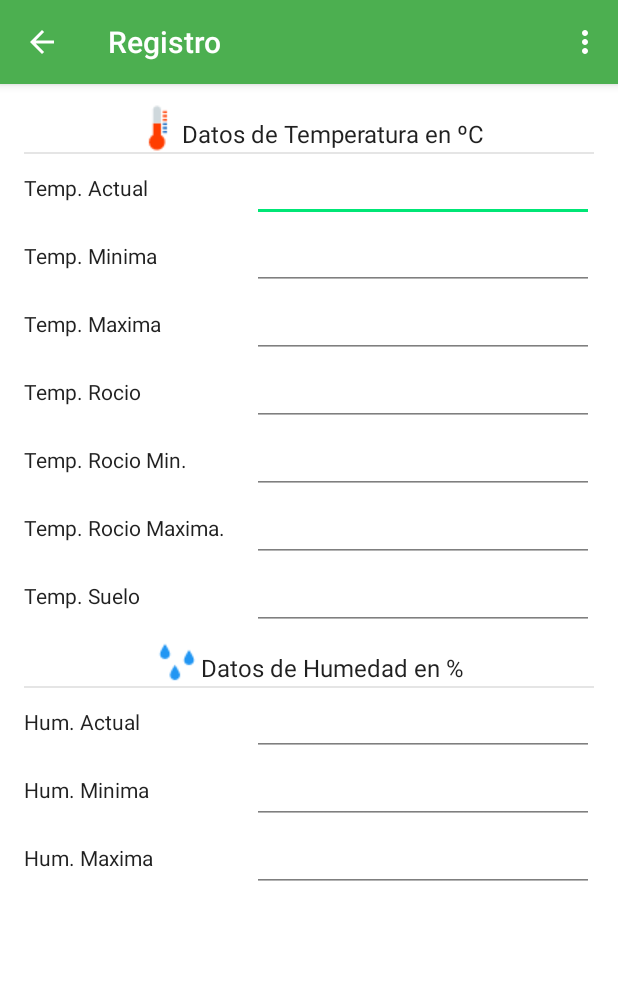
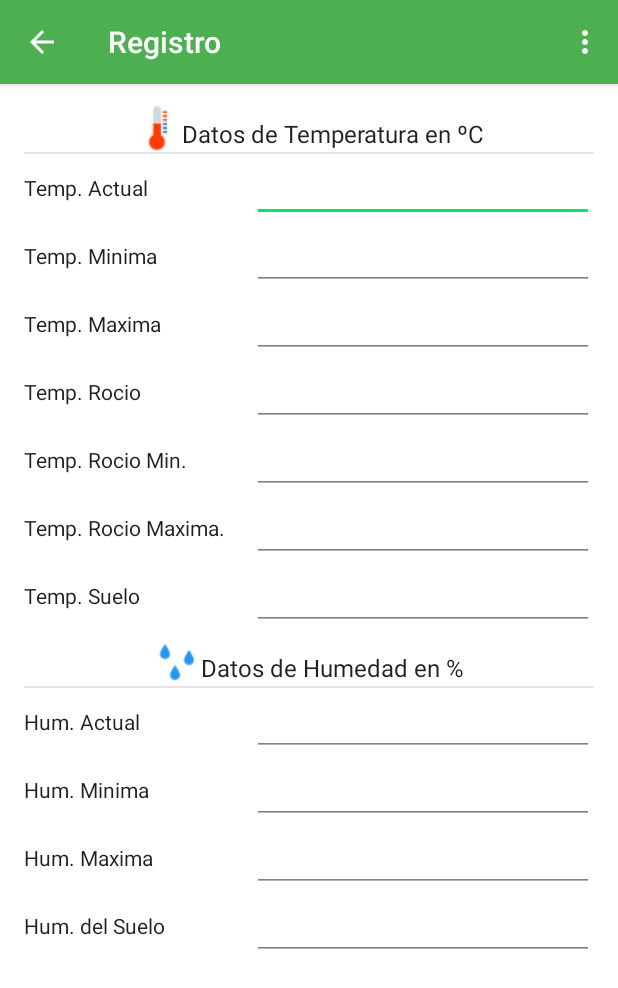
Before and after one commit to edxavier/Climatologia, an Android app: the Registro screen opened directly, with no data from a screen before it, on a phone screen of 412 x 824 dp. Shown: the top 988 px of the screen. Run offline under Robolectric (Android 15) with nearby library versions, the light colour scheme and no system bars.

Commit message:
Actividad de Registro

```diff
--- a/app/src/main/res/layout/activity_registro.xml
+++ b/app/src/main/res/layout/activity_registro.xml
@@ -382,7 +382,32 @@
                     android:id="@+id/text_hum_max" />
             </LinearLayout>
 
+            <LinearLayout
+                android:layout_marginEnd="16dp"
+                android:layout_marginRight="16dp"
+                android:layout_marginLeft="16dp"
+                android:layout_marginStart="16dp"
+                android:layout_width="match_parent"
+                android:layout_height="wrap_content" >
 
+                <TextView
+                    android:textAppearance="@style/TextAppearance.AppCompat.Body1"
+                    android:layout_width="0dp"
+                    android:layout_height="wrap_content"
+                    android:layout_weight="40"
+                    android:layout_gravity="center"
+                    android:text="Hum. del Suelo"
+                    android:textColor="@color/md_text"
+                    android:id="@+id/textView55" />
+
+                <EditText
+                    android:layout_width="0dp"
+                    android:layout_height="wrap_content"
+                    android:layout_weight="60"
+                    android:inputType="numberDecimal"
+                    android:ems="10"
+                    android:id="@+id/text_hum_suelo" />
+            </LinearLayout>
         </LinearLayout>
     </ScrollView>
 
```
